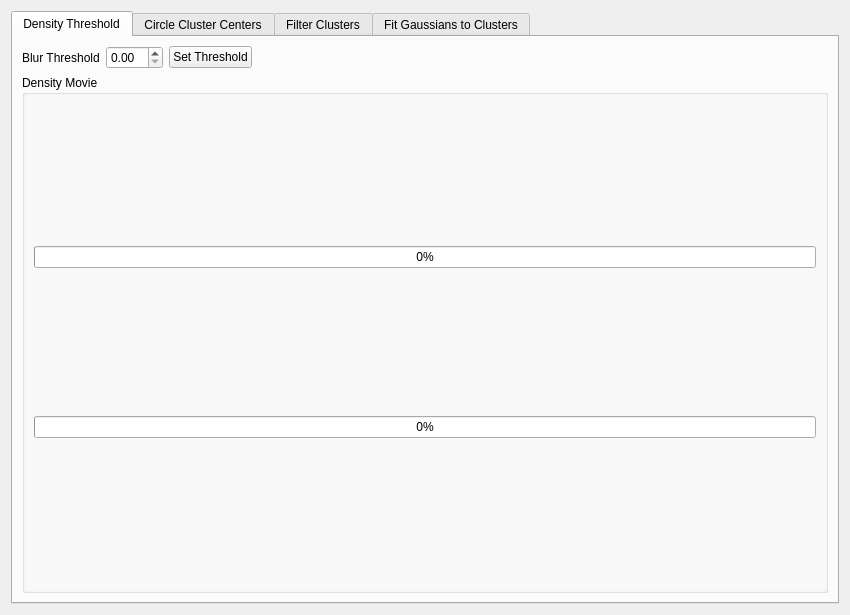
kyleellefsen/detect_puffs, file threshold_cluster.ui: the form before one commit.
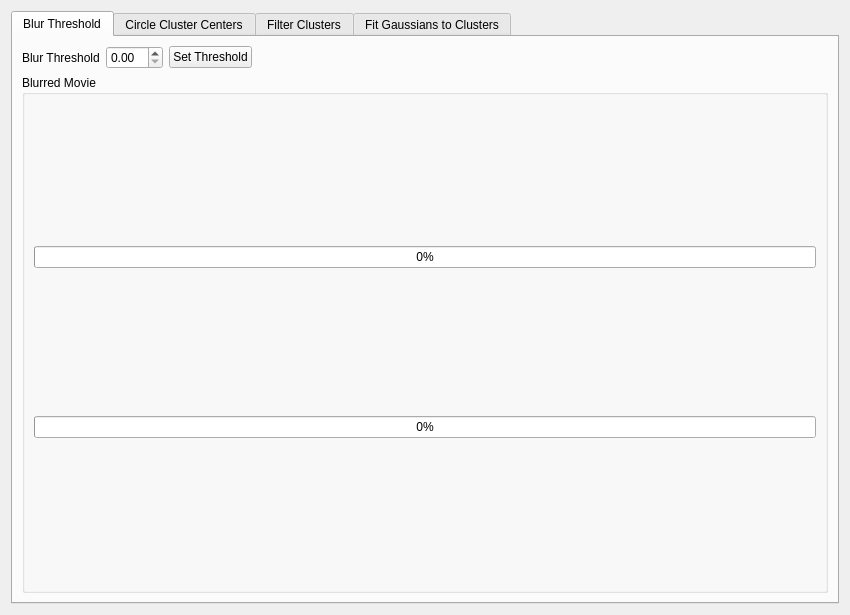
The form after the commit.

Patch:
```diff
--- a/threshold_cluster.ui
+++ b/threshold_cluster.ui
@@ -29,7 +29,7 @@
        </property>
        <widget class="QWidget" name="tab">
         <attribute name="title">
-         <string>Density Threshold</string>
+         <string>Blur Threshold</string>
         </attribute>
         <layout class="QGridLayout" name="gridLayout_3">
          <item row="0" column="0">
@@ -87,7 +87,7 @@
               </sizepolicy>
              </property>
              <property name="title">
-              <string>Density Movie</string>
+              <string>Blurred Movie</string>
              </property>
              <layout class="QGridLayout" name="gridLayout_4">
               <item row="0" column="0">
```
Left out of the diff: 2 changed lines with no effect on the pictures.
